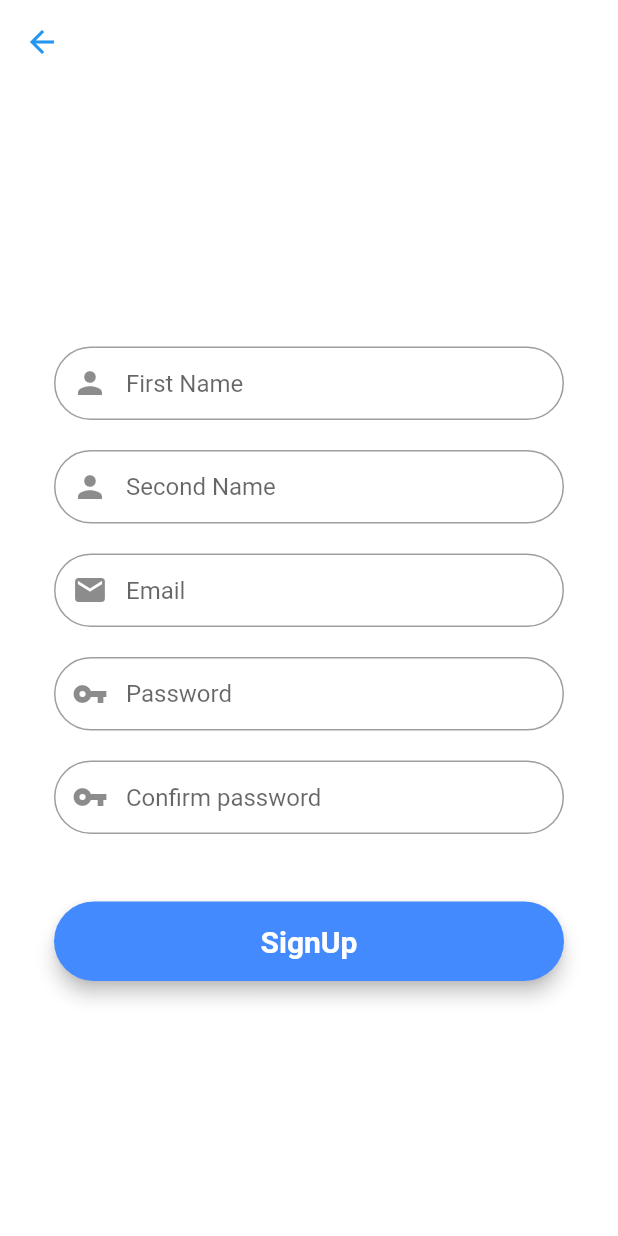
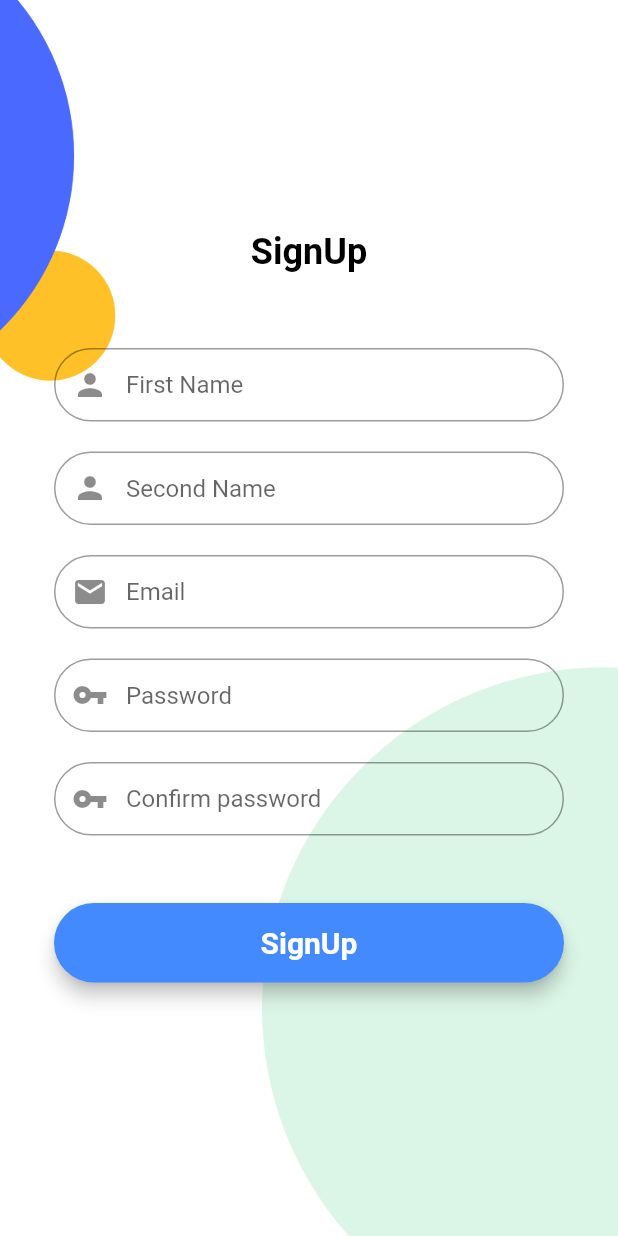
Before and after one commit to RsnDev/flutterproject, a Flutter app: the screen it shows after launch, after a tap on "SignUp", on a phone screen of 412 x 824 dp. Run offline on Flutter 3.47's test engine with Material 2 defaults, Android fonts, the phone set to English and light mode, and no system bars; our stand-ins replace cloud_firestore, firebase_auth, firebase_core, fluttertoast; accounts and stored records are empty.

Commit message:
renamed:    assets/image/home.png -> image/home.jpg 	renamed:    assets/image/login.png -> image/login.jpg 	renamed:    assets/image/signup.png -> image/signup.png 	modified:   lib/screens/login_screen.dart 	modified:   lib/screens/registration_screen.dart 	modified:   pubspec.yaml

```diff
--- a/lib/screens/login_screen.dart
+++ b/lib/screens/login_screen.dart
@@ -106,19 +106,18 @@ class _LoginScreenState extends State<LoginScreen> {
       ),
     );
 
-    return Container(
-      decoration: const BoxDecoration(
-        image: DecorationImage(
-          image: AssetImage('assets/login.png'),
-          fit: BoxFit.cover,
-        ),
-      ),
-      child: Scaffold(
-        backgroundColor: Colors.white,
-        body: Center(
+    return Scaffold(
+      backgroundColor: Colors.transparent,
+      body: Container(
+        width: double.infinity,
+        height: double.infinity,
+        decoration: BoxDecoration(
+            image: DecorationImage(
+                image: AssetImage("image/login.jpg"), fit: BoxFit.cover)),
+        child: Center(
           child: SingleChildScrollView(
             child: Container(
-              color: Colors.white,
+              //color: Colors.white,
               child: Padding(
                 padding: const EdgeInsets.all(36.0),
                 child: Form(
@@ -127,14 +126,22 @@ class _LoginScreenState extends State<LoginScreen> {
                         mainAxisAlignment: MainAxisAlignment.center,
                         crossAxisAlignment: CrossAxisAlignment.center,
                         children: <Widget>[
-                          const SizedBox(
-                            height: 200,
-                            // child: Image.asset(
-                            //   "assets/icon.png",
-                            //   fit: BoxFit.contain,
-                            // )
+                          const Text(
+                            "Welcome",
+                            style: const TextStyle(
+                                color: Colors.black,
+                                fontWeight: FontWeight.w600,
+                                fontSize: 48),
                           ),
-                          const SizedBox(height: 45),
+                          SizedBox(height: 40),
+                          // const SizedBox(
+                          //   height: 200,
+                          //   // child: Image.asset(
+                          //   //   "assets/icon.png",
+                          //   //   fit: BoxFit.contain,
+                          //   // )
+                          // ),
+                          //const SizedBox(height: 20),
                           emailField,
                           const SizedBox(height: 25),
                           passwordField,
--- a/lib/screens/registration_screen.dart
+++ b/lib/screens/registration_screen.dart
@@ -190,20 +190,26 @@ class _RegistrationScreenState extends State<RegistrationScreen> {
 
     return Scaffold(
       backgroundColor: Colors.white,
-      appBar: AppBar(
-        backgroundColor: Colors.transparent,
-        elevation: 0,
-        leading: IconButton(
-          icon: const Icon(Icons.arrow_back, color: Colors.blue),
-          onPressed: () {
-            Navigator.of(context).pop();
-          },
-        ),
-      ),
-      body: Center(
+      // appBar: AppBar(
+      //   backgroundColor: Colors.transparent,
+      //   elevation: 0,
+      //   leading: IconButton(
+      //     icon: const Icon(Icons.arrow_back, color: Colors.blue),
+      //     onPressed: () {
+      //       Navigator.of(context).pop();
+      //     },
+      //   ),
+      // ),
+      body: Container(
+        width: double.infinity,
+        height: double.infinity,
+        decoration: BoxDecoration(
+            image: DecorationImage(
+                image: AssetImage("image/signup.png"), fit: BoxFit.cover)),
+        child: Center(
           child: SingleChildScrollView(
             child: Container(
-            color: Colors.white,
+              // color: Colors.white,
               child: Padding(
                 padding: const EdgeInsets.all(36.0),
                 child: Form(
@@ -212,7 +218,14 @@ class _RegistrationScreenState extends State<RegistrationScreen> {
                     mainAxisAlignment: MainAxisAlignment.center,
                     crossAxisAlignment: CrossAxisAlignment.center,
                     children: <Widget>[
-                    const SizedBox(height: 20),
+                      const Text(
+                        "SignUp",
+                        style: const TextStyle(
+                            color: Colors.black,
+                            fontWeight: FontWeight.w600,
+                            fontSize: 24),
+                      ),
+                      const SizedBox(height: 50),
                       firstNameField,
                       const SizedBox(height: 20),
                       secondNameField,
@@ -226,6 +239,7 @@ class _RegistrationScreenState extends State<RegistrationScreen> {
                       signUpButton,
                       const SizedBox(height: 15),
                     ],
+                  ),
                 ),
               ),
             ),
--- a/pubspec.yaml
+++ b/pubspec.yaml
@@ -49,8 +49,9 @@ flutter:
   # the material Icons class.
   uses-material-design: true
   # To add assets to your application, add an assets section, like this:
-  #assets:
-  #  - assets/login.png
+  assets:
+    - image/
+
   # An image asset can refer to one or more resolution-specific "variants", see
   # https://flutter.dev/assets-and-images/#resolution-aware
   # For details regarding adding assets from package dependencies, see
```
Also changed, not shown: image/home.jpg (renamed from assets/image/home.png), image/login.jpg (renamed from assets/image/login.png), image/signup.png (renamed from assets/image/signup.png). Lines whose indentation alone changed are shown as unchanged.
